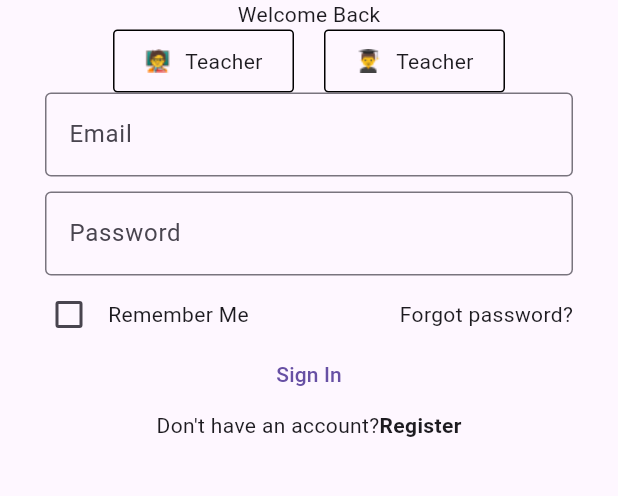
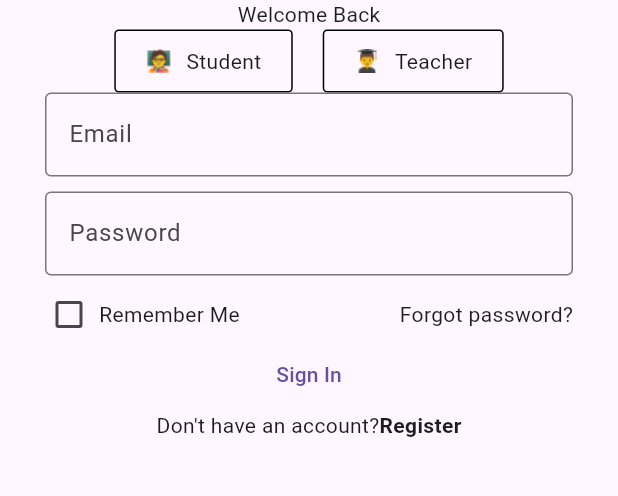
Before and after one commit to Vheshan37/edu_id, a Flutter app: the screen it shows after launch, on a phone screen of 412 x 824 dp, the part 479-975 px from its top. Run offline on Flutter 3.47's test engine with Material 3 defaults, Android fonts, the phone set to English and light mode, and no system bars; our stand-ins replace bloc, flutter_bloc, flutter_secure_storage; network calls fail.

Commit message:
Add teacher/student selection and implement logout
Introduces a teacher/student toggle to the login screen and passes the selected role through the login flow. Implements logout functionality using Bloc, clearing secure storage tokens and user data, and provides user feedback on logout success or failure. Updates main.dart to provide the LogoutBloc and enhances the home screen to handle logout events and display appropriate alerts.

```diff
--- a/eduid/lib/features/auth/data/datasource/user_remote_data_source.dart
+++ b/eduid/lib/features/auth/data/datasource/user_remote_data_source.dart
@@ -15,11 +15,13 @@ class UserRemoteDataSourceImpl extends UserRemoteDataSource {
   final http.Client client;
   final String? email;
   final String? password;
+  final bool? isTeacher;
 
   UserRemoteDataSourceImpl({
     required this.client,
     this.email,
     this.password,
+    this.isTeacher,
   });
 
   String get baseUrl {
@@ -42,7 +44,11 @@ class UserRemoteDataSourceImpl extends UserRemoteDataSource {
         'Content-Type': 'application/json',
         'Accept': 'application/json',
       },
-      body: jsonEncode({'email': email, 'password': password}),
+      body: jsonEncode({
+        'email': email,
+        'password': password,
+        'isTeacher': isTeacher,
+      }),
     );
 
     debugPrint('Response: $response');
--- a/eduid/lib/features/auth/presentation/bloc/login/auth_bloc.dart
+++ b/eduid/lib/features/auth/presentation/bloc/login/auth_bloc.dart
@@ -22,6 +22,7 @@ class AuthBloc extends Bloc<AuthEvent, AuthState> {
               client: http.Client(),
               email: event.email,
               password: event.password,
+              isTeacher: event.isTeacher,
             ),
           ),
         );
--- a/eduid/lib/features/auth/presentation/bloc/login/auth_event.dart
+++ b/eduid/lib/features/auth/presentation/bloc/login/auth_event.dart
@@ -5,6 +5,11 @@ abstract class AuthEvent {}
 class RequestLogin extends AuthEvent {
   final String email;
   final String password;
+  final bool isTeacher;
 
-  RequestLogin({required this.email, required this.password});
+  RequestLogin({
+    required this.email,
+    required this.password,
+    required this.isTeacher,
+  });
 }
--- a/eduid/lib/features/auth/presentation/bloc/logout/logout_state.dart
+++ b/eduid/lib/features/auth/presentation/bloc/logout/logout_state.dart
@@ -8,4 +8,7 @@ class LogoutLoading extends LogoutState{}
 
 class LogoutSuccess extends LogoutState{}
 
-class LogoutFailed extends LogoutState{}
+class LogoutFailed extends LogoutState{
+  final String messsage;
+  LogoutFailed({required this.messsage});
+}
--- a/eduid/lib/features/auth/presentation/screens/login/login_screen.dart
+++ b/eduid/lib/features/auth/presentation/screens/login/login_screen.dart
@@ -5,11 +5,19 @@ import 'package:flutter/material.dart';
 import 'package:flutter/services.dart';
 import 'package:flutter_bloc/flutter_bloc.dart';
 
-class LoginScreen extends StatelessWidget {
-  LoginScreen({super.key});
+class LoginScreen extends StatefulWidget {
+  const LoginScreen({super.key});
 
+  @override
+  State<LoginScreen> createState() => _LoginScreenState();
+}
+
+class _LoginScreenState extends State<LoginScreen> {
   final TextEditingController emailController = TextEditingController();
   final TextEditingController passwordController = TextEditingController();
+
+  bool _isTeacher = true;
+  bool _checkedRememberMe = false;
 
   @override
   Widget build(BuildContext context) {
@@ -31,8 +39,17 @@ class LoginScreen extends StatelessWidget {
                 mainAxisAlignment: MainAxisAlignment.center,
                 spacing: 20,
                 children: [
-                  Container(
-                    padding: EdgeInsets.symmetric(vertical: 10, horizontal: 20),
+                  GestureDetector(
+                    onTap: () {
+                      setState(() {
+                        _isTeacher = false;
+                      });
+                    },
+                    child: Container(
+                      padding: EdgeInsets.symmetric(
+                        vertical: 10,
+                        horizontal: 20,
+                      ),
                       decoration: BoxDecoration(
                         borderRadius: BorderRadius.circular(3),
                         border: Border.all(width: 1),
@@ -41,12 +58,22 @@ class LoginScreen extends StatelessWidget {
                         spacing: 10,
                         children: [
                           Image.asset('assets/images/teacher.png'),
-                        Text('Teacher'),
+                          Text('Student'),
                         ],
                       ),
                     ),
-                  Container(
-                    padding: EdgeInsets.symmetric(vertical: 10, horizontal: 20),
+                  ),
+                  GestureDetector(
+                    onTap: () {
+                      setState(() {
+                        _isTeacher = true;
+                      });
+                    },
+                    child: Container(
+                      padding: EdgeInsets.symmetric(
+                        vertical: 10,
+                        horizontal: 20,
+                      ),
                       decoration: BoxDecoration(
                         borderRadius: BorderRadius.circular(3),
                         border: Border.all(width: 1),
@@ -57,6 +84,7 @@ class LoginScreen extends StatelessWidget {
                           Image.asset('assets/images/student.png'),
                           Text('Teacher'),
                         ],
+                      ),
                     ),
                   ),
                 ],
@@ -84,22 +112,32 @@ class LoginScreen extends StatelessWidget {
                   Row(
                     mainAxisAlignment: MainAxisAlignment.spaceBetween,
                     children: [
-                      Row(
-                        spacing: 10,
+                      GestureDetector(
+                        onTap: () {
+                          setState(() {
+                            _checkedRememberMe = !_checkedRememberMe;
+                          });
+                        },
+                        child: Row(
+                          spacing: 4,
                           children: [
                             Checkbox(
                               visualDensity: VisualDensity.compact,
                               materialTapTargetSize:
                                   MaterialTapTargetSize.shrinkWrap,
-                            value: false,
-                            onChanged: (value) => () {
-                              debugPrint(
-                                'check box onchange method not implemented',
-                              );
+                              value: _checkedRememberMe,
+                              onChanged: (value) {
+                                // setState(() {
+                                //   _checkedRememberMe = value ?? false;
+                                // });
+                                // debugPrint(
+                                //   'check box onchange method not implemented',
+                                // );
                               },
                             ),
                             Text('Remember Me'),
                           ],
+                        ),
                       ),
                       Text('Forgot password?'),
                     ],
@@ -111,10 +149,12 @@ class LoginScreen extends StatelessWidget {
                 child: TextButton(
                   onPressed: () {
                     debugPrint('Sign in button pressed');
+                    debugPrint('is teacher: $_isTeacher');
                     context.read<AuthBloc>().add(
                       RequestLogin(
                         email: emailController.text,
                         password: passwordController.text,
+                        isTeacher: _isTeacher
                       ),
                     );
                     // Navigator.pushReplacement(
--- a/eduid/lib/main.dart
+++ b/eduid/lib/main.dart
@@ -1,3 +1,4 @@
+import 'package:eduid/features/auth/presentation/bloc/logout/logout_bloc.dart';
 import 'package:eduid/features/splash/presentation/bloc/authorization_bloc.dart';
 import 'package:eduid/features/auth/presentation/bloc/login/auth_bloc.dart';
 import 'package:eduid/features/splash/presentation/splash_screen.dart';
@@ -12,6 +13,7 @@ void main() {
         BlocProvider(
           create: (context) => AuthorizationBloc()..add(RequestAuthorization()),
         ),
+        BlocProvider(create: (context) => LogoutBloc(),)
       ],
       child: const MyApp(),
     ),
```
Also changed, not shown: eduid/lib/features/auth/presentation/bloc/logout/logout_bloc.dart (+13 -2 lines), eduid/lib/features/home/presentation/home_screen.dart (+73 -2 lines). Lines whose indentation alone changed are shown as unchanged.
